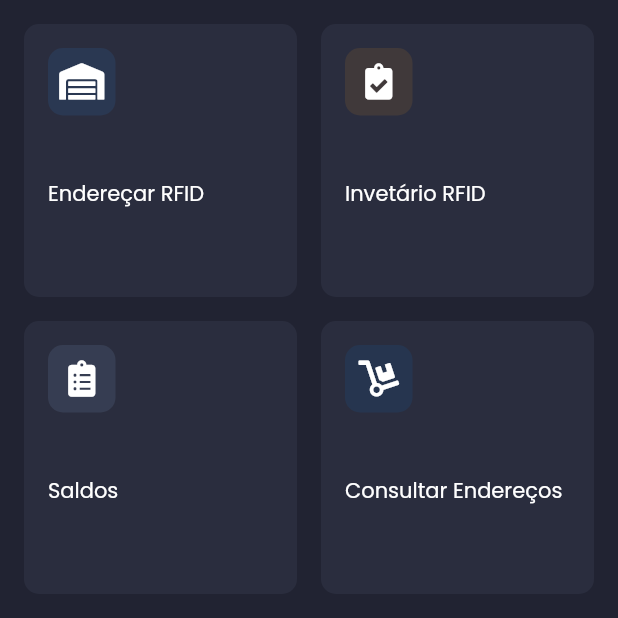
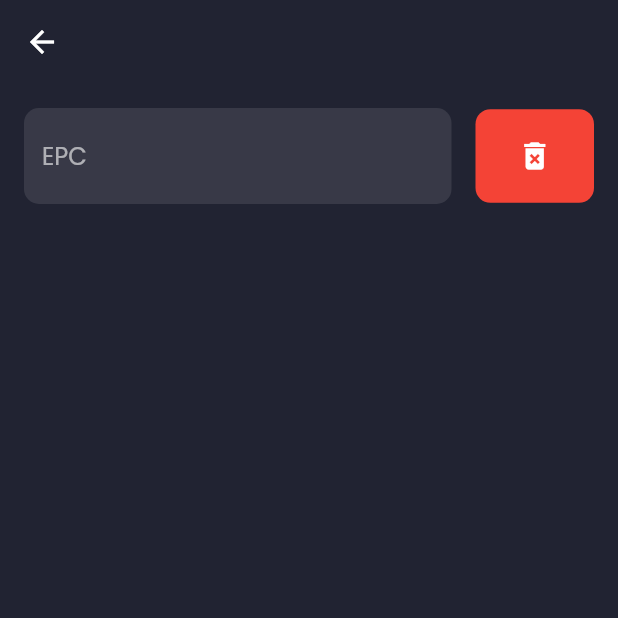
Before and after one commit to JoaoCarlosAzevedo/Meu-Estoque-Protheus, a Flutter app: the screen it shows after launch, after a tap on "Saldos", on a phone screen of 412 x 824 dp, the top half of it. Run offline on Flutter 3.47's test engine with Material 2 defaults, Android fonts, the phone set to English and light mode, and no system bars; our stand-ins replace flutter_dotenv, font_awesome_flutter, google_fonts.

Commit message:
add epc coletor page

```diff
--- a/lib/core/models/menu_model.dart
+++ b/lib/core/models/menu_model.dart
@@ -21,6 +21,22 @@ class MenuItem {
 
 List menuItens = [
   MenuItem(
+    title: "Saldos",
+    numOfFiles: 1328,
+    icon: FontAwesomeIcons.clipboardList,
+    totalStorage: "1GB",
+    color: const Color(0xFFA4CDFF),
+    percentage: 10,
+  ),
+  MenuItem(
+    title: "Consultar Endereços",
+    numOfFiles: 5328,
+    icon: FontAwesomeIcons.dolly,
+    totalStorage: "7.3GB",
+    color: const Color(0xFF007EE5),
+    percentage: 78,
+  ),
+  MenuItem(
     title: "Endereçar RFID",
     numOfFiles: 1328,
     icon: FontAwesomeIcons.warehouse,
@@ -36,20 +52,4 @@ List menuItens = [
     color: const Color(0xFFFFA113),
     percentage: 35,
   ),
-  MenuItem(
-    title: "Saldos",
-    numOfFiles: 1328,
-    icon: FontAwesomeIcons.clipboardList,
-    totalStorage: "1GB",
-    color: const Color(0xFFA4CDFF),
-    percentage: 10,
-  ),
-  MenuItem(
-    title: "Consultar Endereços",
-    numOfFiles: 5328,
-    icon: FontAwesomeIcons.dolly,
-    totalStorage: "7.3GB",
-    color: const Color(0xFF007EE5),
-    percentage: 78,
-  ),
 ];
--- /dev/null
+++ b/lib/pages/home/epc_coletor/epc_coletor_page.dart
@@ -0,0 +1,65 @@
+import 'package:flutter/material.dart';
+import 'package:meuestoque_protheus/core/constants.dart';
+
+class EpcColetor extends StatefulWidget {
+  const EpcColetor({Key? key}) : super(key: key);
+
+  @override
+  _EpcColetorState createState() => _EpcColetorState();
+}
+
+class _EpcColetorState extends State<EpcColetor> {
+  get secondaryColor => null;
+
+  @override
+  Widget build(BuildContext context) {
+    return Scaffold(
+      appBar: AppBar(
+        backgroundColor: bgColor,
+        elevation: 0,
+      ),
+      body: SafeArea(
+        child: Padding(
+          padding: const EdgeInsets.all(defaultPadding),
+          child: Column(
+            children: [
+              Row(
+                mainAxisAlignment: MainAxisAlignment.center,
+                children: [
+                  Expanded(
+                    flex: 3,
+                    child: TextField(
+                      decoration: InputDecoration(
+                        hintText: "EPC",
+                        fillColor: secondaryColor,
+                        filled: true,
+                        border: OutlineInputBorder(
+                          borderSide: BorderSide.none,
+                          borderRadius:
+                              const BorderRadius.all(Radius.circular(10)),
+                        ),
+                      ),
+                    ),
+                  ),
+                  Expanded(
+                    flex: 1,
+                    child: Container(
+                      padding: EdgeInsets.all(defaultPadding * 1.2),
+                      margin: EdgeInsets.only(left: defaultPadding),
+                      decoration: BoxDecoration(
+                        color: Colors.red,
+                        borderRadius:
+                            const BorderRadius.all(Radius.circular(10)),
+                      ),
+                      child: Icon(Icons.delete_forever),
+                    ),
+                  )
+                ],
+              ),
+            ],
+          ),
+        ),
+      ),
+    );
+  }
+}
--- a/lib/pages/home/home_page.dart
+++ b/lib/pages/home/home_page.dart
@@ -1,4 +1,5 @@
 import 'package:flutter/material.dart';
+import 'package:font_awesome_flutter/font_awesome_flutter.dart';
 import 'package:meuestoque_protheus/core/constants.dart';
 import 'package:meuestoque_protheus/core/models/menu_model.dart';
 import 'package:meuestoque_protheus/pages/home/home_widgets/menu_card.dart';
@@ -13,8 +14,22 @@ class HomePage extends StatefulWidget {
 class _HomePageState extends State<HomePage> {
   @override
   Widget build(BuildContext context) {
-    return const Scaffold(
-      body: SafeArea(
+    return Scaffold(
+      appBar: AppBar(
+        //leading: const Icon(FontAwesomeIcons.dollyFlatbed),
+        centerTitle: true,
+        title: Row(
+          mainAxisAlignment: MainAxisAlignment.center,
+          children: const [
+            Icon(FontAwesomeIcons.dollyFlatbed),
+            SizedBox(width: 20),
+            Text("Meu Estoque"),
+          ],
+        ),
+        elevation: 0,
+        backgroundColor: bgColor,
+      ),
+      body: const SafeArea(
         child: Padding(
           padding: EdgeInsets.all(defaultPadding),
           child: MenuGridView(),
--- a/lib/pages/home/home_widgets/menu_card.dart
+++ b/lib/pages/home/home_widgets/menu_card.dart
@@ -2,6 +2,7 @@ import 'package:flutter/material.dart';
 import 'package:font_awesome_flutter/font_awesome_flutter.dart';
 import 'package:meuestoque_protheus/core/constants.dart';
 import 'package:meuestoque_protheus/core/models/menu_model.dart';
+import 'package:meuestoque_protheus/pages/home/epc_coletor/epc_coletor_page.dart';
 
 class MenuCard extends StatelessWidget {
   const MenuCard({Key? key, required this.info}) : super(key: key);
@@ -12,7 +13,8 @@ class MenuCard extends StatelessWidget {
   Widget build(BuildContext context) {
     return GestureDetector(
       onTap: () {
-        print(info.title);
+        Navigator.push(context,
+            MaterialPageRoute(builder: (context) => const EpcColetor()));
       },
       child: Container(
         padding: const EdgeInsets.all(defaultPadding),
@@ -32,7 +34,7 @@ class MenuCard extends StatelessWidget {
                   height: 45,
                   width: 45,
                   decoration: BoxDecoration(
-                    color: info.color!.withOpacity(0.1),
+                    color: bgColor.withOpacity(1.0),
                     borderRadius: const BorderRadius.all(Radius.circular(10)),
                   ),
                   //child: const Icon(Icons.access_alarm),
@@ -46,25 +48,25 @@ class MenuCard extends StatelessWidget {
               maxLines: 2,
               overflow: TextOverflow.ellipsis,
             ),
-            Row(
+            /* Row(
               mainAxisAlignment: MainAxisAlignment.spaceBetween,
               children: [
-                /*        Text(
+                Text(
                   "${info.numOfFiles} Files",
                   style: Theme.of(context)
                       .textTheme
                       .caption!
                       .copyWith(color: Colors.white70),
-                ), */
-/*                 Text(
+                ),
+                Text(
                   info.totalStorage!,
                   style: Theme.of(context)
                       .textTheme
                       .caption!
                       .copyWith(color: Colors.white),
-                ), */
+                ),
               ],
-            )
+            ) */
           ],
         ),
       ),
```
